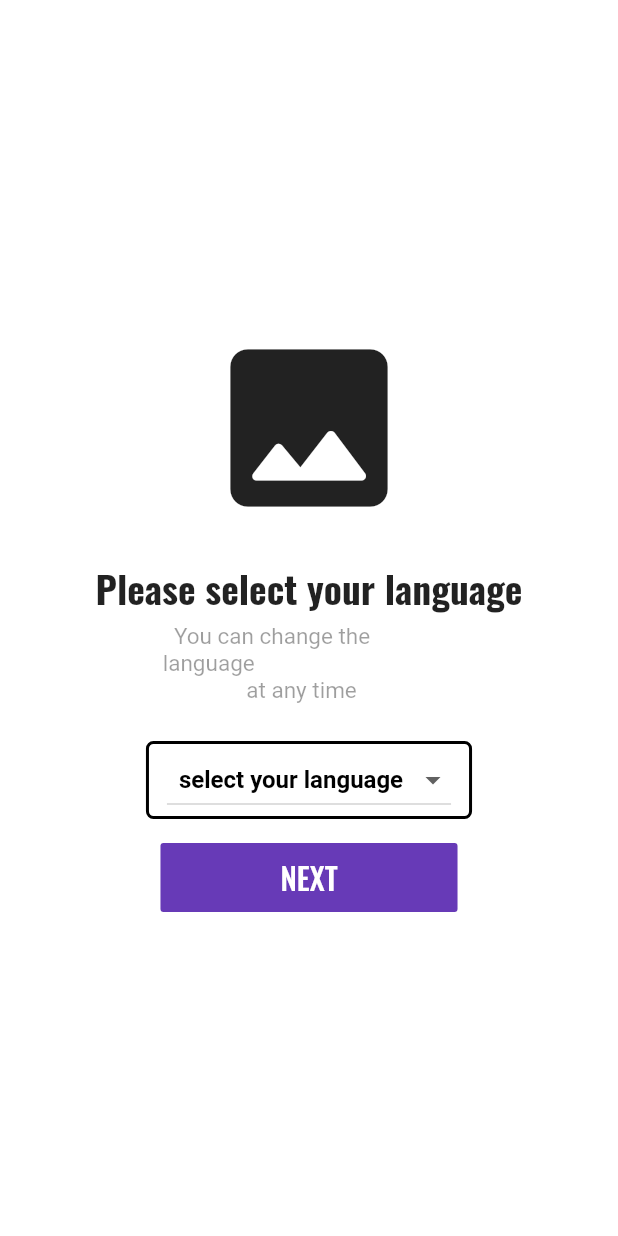
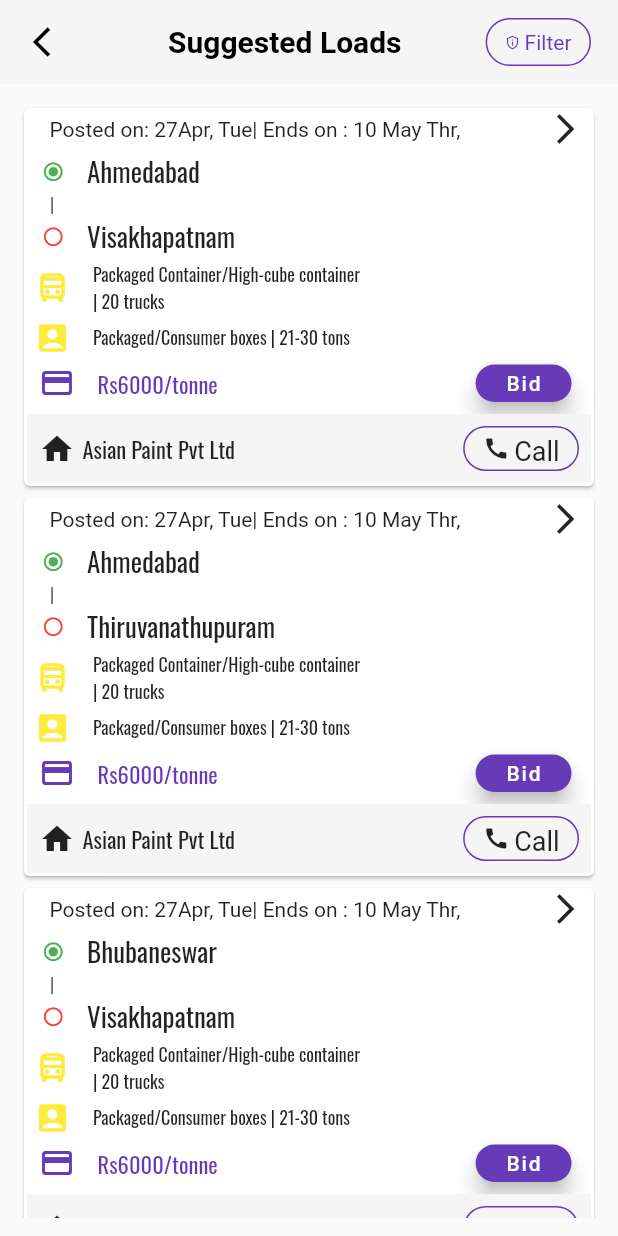
Before and after one commit to Yashaswi-Anand/PhoneVerification-Flutter, a Flutter app: the screen it shows after launch, on a phone screen of 412 x 824 dp. Run offline on Flutter 3.47's test engine with Material 2 defaults, Android fonts, the phone set to English and light mode, and no system bars; our stand-ins replace firebase_auth, firebase_core, fluttertoast, google_fonts, intl_phone_number_input, pin_code_fields and 1 more; accounts and stored records are empty.

Commit message:
add roadmap

```diff
--- /dev/null
+++ b/lib/Views/roadmap.dart
@@ -0,0 +1,264 @@
+import 'package:flutter/cupertino.dart';
+import 'package:flutter/material.dart';
+import 'package:google_fonts/google_fonts.dart';
+
+class RoadMap extends StatefulWidget {
+  const RoadMap({Key? key}) : super(key: key);
+
+  @override
+  _RoadMapState createState() => _RoadMapState();
+}
+
+class _RoadMapState extends State<RoadMap> {
+  @override
+  Widget build(BuildContext context) {
+    return Scaffold(
+      appBar: AppBar(
+        elevation: 0.0,
+        backgroundColor: Colors.grey[100],
+        leading: Icon(Icons.arrow_back_ios_outlined,color: Colors.black,),
+        title: Center(child: Text("Suggested Loads",style: TextStyle(color: Colors.black,fontWeight: FontWeight.bold),)),
+        actions: <Widget>[
+          Container(
+            margin: EdgeInsets.only(top:12,bottom: 12,right: 18),
+            padding: EdgeInsets.symmetric(horizontal: 12, vertical: 5),
+            decoration: BoxDecoration(
+              border: Border.all(
+                color: Colors.deepPurple,
+              ),
+              borderRadius: BorderRadius.circular(20.0),
+            ),
+            child: Center(
+              child: Row(
+                children: [
+                  Icon(
+                    Icons.privacy_tip_outlined,
+                    size: 10,
+                    color: Colors.deepPurple,
+                  ),
+                  SizedBox(width: 3,),
+                  Text(
+                    'Filter',
+                    style: TextStyle(color: Colors.deepPurple),
+                  ),
+                ],
+              ),
+            ),
+          ),
+        ],
+
+      ),
+      body: Container(
+        margin: EdgeInsets.all(12.0),
+        child:
+            ListView.builder(
+              itemCount: cityName.length,
+              itemBuilder: (context, position) {
+                return Card(
+                  child: CardView(cityName[position]),
+                );
+              },
+            ),
+
+
+      ),
+    );
+  }
+}
+
+class CardView extends StatelessWidget {
+  CityName cityName;
+  CardView(this.cityName);
+
+  @override
+  Widget build(BuildContext context) {
+    return Container(
+      padding: EdgeInsets.all(2),
+      child: Column(
+        children: [
+          Container(
+            margin: EdgeInsets.symmetric(horizontal: 5),
+            child: Column(
+              mainAxisAlignment: MainAxisAlignment.start,
+              crossAxisAlignment: CrossAxisAlignment.start,
+              children: [
+                Container(
+                  margin: EdgeInsets.only(left: 10),
+                  child: Row(
+                    mainAxisAlignment: MainAxisAlignment.start,
+                    children: [
+                      Text(
+                        "Posted on: 27Apr, Tue| Ends on : 10 May Thr,",
+                        style: TextStyle(fontSize: 14.0),
+                      ),
+                      Spacer(),
+                      Icon(Icons.arrow_forward_ios),
+                    ],
+                  ),
+                ),
+                SizedBox(
+                  height: 3,
+                ),
+                Container(
+                  margin: EdgeInsets.only(left: 5),
+                  child: Column(
+                    mainAxisAlignment: MainAxisAlignment.start,
+                    crossAxisAlignment: CrossAxisAlignment.start,
+                    children: [
+                      Row(
+                        children: [
+                          Icon(Icons.radio_button_checked_outlined,color: Colors.green,size: 15,),
+                          SizedBox(
+                            width: 15,
+                          ),
+                          Text(cityName.desiCity,style: GoogleFonts.oswald(fontSize: 18),),
+                        ],
+                      ),
+                      Container(margin: EdgeInsets.only(left: 5), child: Text("|",),),
+                      Row(
+                        children: [
+                          Icon(Icons.radio_button_off,color: Colors.red,size: 15,),
+                          SizedBox(
+                            width: 15,
+                          ),
+                          Text(cityName.arriveCity,style: GoogleFonts.oswald(fontSize: 18),),
+                        ],
+                      ),
+                    ],
+                  ),
+                ),
+                SizedBox(
+                  height: 3,
+                ),
+                Row(
+                  mainAxisAlignment: MainAxisAlignment.start,
+                  children: [
+                    Icon(Icons.directions_bus_outlined,color: Colors.yellow,),
+                    SizedBox(
+                      width: 15,
+                    ),
+                    Text(
+                      "Packaged Container/High-cube container \n| 20 trucks",
+                      style: GoogleFonts.oswald(fontSize: 12),
+                    ),
+                  ],
+                ),
+                SizedBox(
+                  height: 3,
+                ),
+                Row(
+                  mainAxisAlignment: MainAxisAlignment.start,
+                  children: [
+                    Icon(Icons.account_box_rounded,color: Colors.yellow,),
+                    SizedBox(
+                      width: 15,
+                    ),
+                    Text(
+                      "Packaged/Consumer boxes | 21-30 tons",
+                      style: GoogleFonts.oswald(fontSize: 12),
+                    ),
+                  ],
+                ),
+                SizedBox(
+                  height: 3,
+                ),
+                Container(
+                  padding: EdgeInsets.all(3),
+                  margin: EdgeInsets.only(right: 5),
+                  child: Row(
+                    mainAxisAlignment: MainAxisAlignment.start,
+                    children: [
+                      Icon(Icons.payment_rounded,color: Colors.deepPurple,),
+                      SizedBox(
+                        width: 15,
+                      ),
+                      Text(
+                        "Rs6000/tonne",
+                        style: GoogleFonts.oswald(fontSize: 15,color: Colors.deepPurple),
+                      ),
+                      Spacer(),
+                      Container(
+                        height: 25,
+                        padding: EdgeInsets.all(0),
+                        alignment: Alignment.topRight,
+                        child: FloatingActionButton.extended(
+                            onPressed: () {},
+                            label: Text("Bid",style: TextStyle(color: Colors.white),),
+                            backgroundColor: Colors.deepPurple
+                        ),
+                      ),
+                    ],
+                  ),
+                ),
+                SizedBox(
+                  height: 5,
+                ),
+
+              ],
+            ),
+          ),
+          Container(
+            padding: EdgeInsets.all(8),
+            color: Colors.grey[100],
+            child: Row(
+              mainAxisAlignment: MainAxisAlignment.start,
+              children: [
+                Icon(Icons.home),
+                SizedBox(
+                  width: 5,
+                ),
+                Text(
+                  "Asian Paint Pvt Ltd",
+                  style:GoogleFonts.oswald(fontSize: 15),
+                ),
+                Spacer(),
+                Container(
+                  height: 30,
+                  padding: EdgeInsets.symmetric(horizontal: 12, vertical: 5),
+                  decoration: BoxDecoration(
+                    border: Border.all(
+                      color: Colors.deepPurple,
+                    ),
+                    borderRadius: BorderRadius.circular(20.0),
+                  ),
+                  child: Center(
+                    child: Row(
+                      children: [
+                        Icon(
+                          Icons.call,
+                          size: 18,
+                        ),
+                        SizedBox(width: 3,),
+                        Text(
+                          'Call',
+                          style: TextStyle(fontSize: 18.0),
+                        ),
+                      ],
+                    ),
+                  ),
+                ),
+              ],
+            ),
+          ),
+        ],
+      ),
+    );
+  }
+}
+
+
+class CityName {
+  String arriveCity;
+  String desiCity;
+
+  CityName(this.arriveCity, this.desiCity);
+}
+
+// List of Items
+List<CityName> cityName = [
+  CityName("Visakhapatnam","Ahmedabad"),
+  CityName( "Thiruvanathupuram","Ahmedabad"),
+  CityName( "Visakhapatnam","Bhubaneswar"),
+  CityName( "Thiruvanathupuram","Ahmedabad"),
+  CityName( "Visakhapatnam","Bhubaneswar"),
+];
--- a/lib/main.dart
+++ b/lib/main.dart
@@ -1,6 +1,7 @@
 import 'package:firebase_core/firebase_core.dart';
 import 'package:flutter/material.dart';
 import 'package:phone_verification_flutter/Views/language.dart';
+import 'package:phone_verification_flutter/Views/roadmap.dart';
 
 void main() async{
   WidgetsFlutterBinding.ensureInitialized();
@@ -19,7 +20,7 @@ class MyApp extends StatelessWidget {
 
       ),
       debugShowCheckedModeBanner: false,
-      home: Language(),
+      home: RoadMap(),
     );
   }
 }
```
Also changed, not shown: 2 other files.
